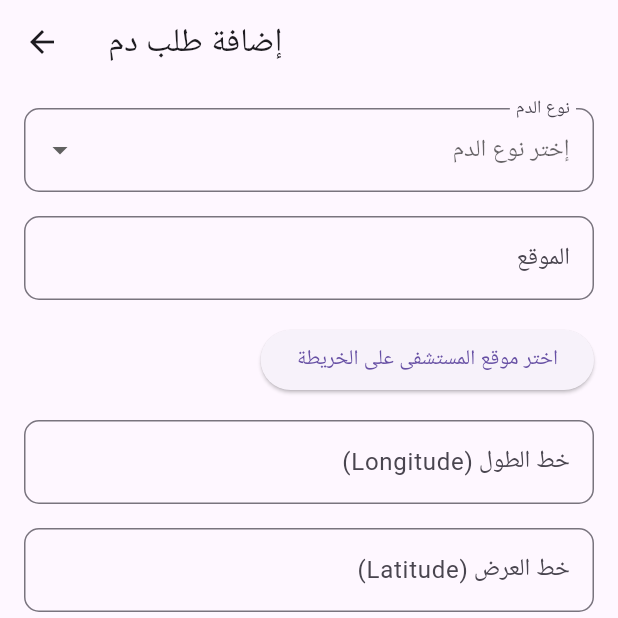
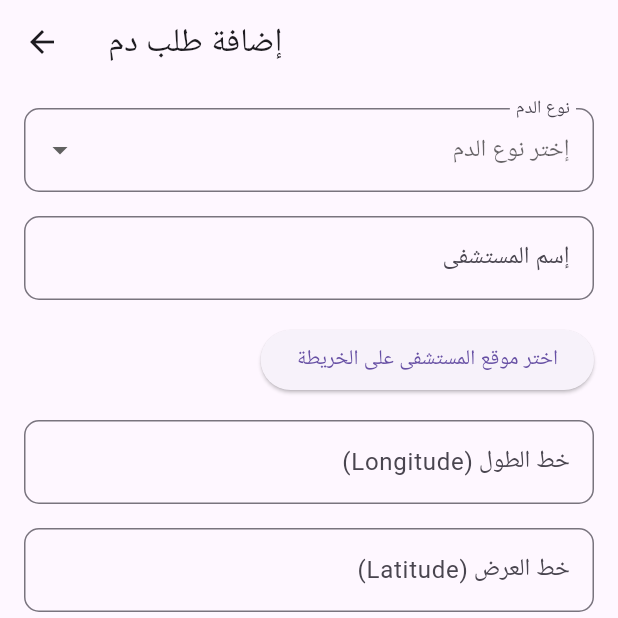
Before and after one commit to omer358/Donor-Dashboard, a Flutter app: the BloodRequest screen opened directly, on a phone screen of 412 x 824 dp, the top half of it. Run offline on Flutter 3.47's test engine with Material 3 defaults, Android fonts, the phone set to English and light mode, and no system bars; our stand-ins replace cloud_firestore, firebase_auth, firebase_core, get, google_maps_flutter; accounts and stored records are empty; statements that could not run were skipped.

Commit message:
change the address label

```diff
--- a/lib/views/blood_request.dart
+++ b/lib/views/blood_request.dart
@@ -60,7 +60,7 @@ class _BloodRequestState extends State<BloodRequest> {
               TextField(
                 controller: locationController,
                 decoration: InputDecoration(
-                  labelText: 'الموقع',
+                  labelText: 'إسم المستشفى',
                   border: OutlineInputBorder(
                     borderRadius: BorderRadius.circular(10),
                   ),
```
